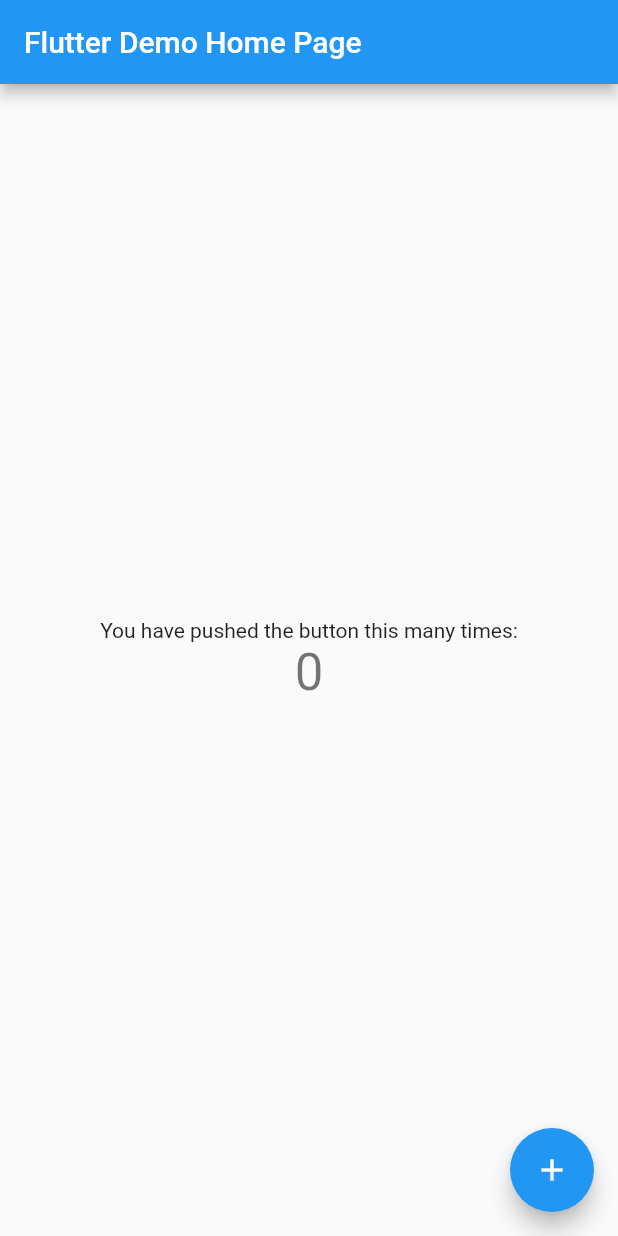
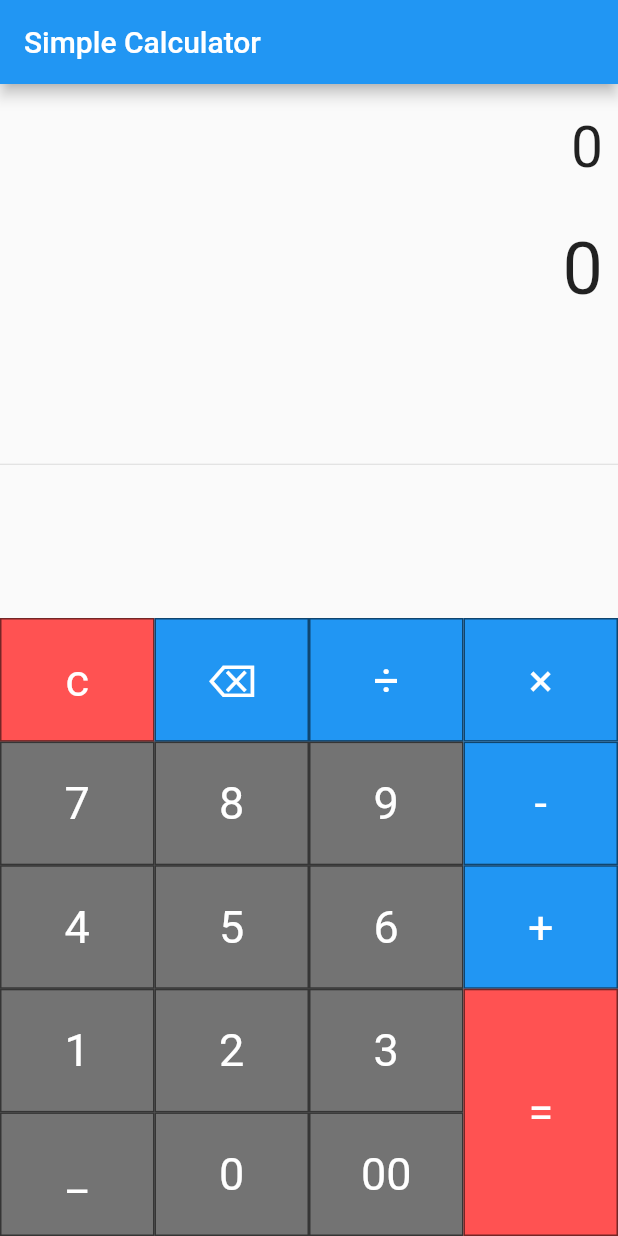
Before and after one commit to sanith-m-s/calculator, a Flutter app: the screen it shows after launch, on a phone screen of 412 x 824 dp. Run offline on Flutter 3.47's test engine with Material 2 defaults, Android fonts, the phone set to English and light mode, and no system bars.

Commit message:
ui completed

```diff
--- a/lib/main.dart
+++ b/lib/main.dart
@@ -1,115 +1,133 @@
 import 'package:flutter/material.dart';
+import 'package:flutter/rendering.dart';
 
 void main() {
-  runApp(const MyApp());
+  runApp(Calculator());
 }
 
-class MyApp extends StatelessWidget {
-  const MyApp({super.key});
-
-  // This widget is the root of your application.
+class Calculator extends StatelessWidget {
   @override
   Widget build(BuildContext context) {
     return MaterialApp(
-      title: 'Flutter Demo',
-      theme: ThemeData(
-        // This is the theme of your application.
-        //
-        // Try running your application with "flutter run". You'll see the
-        // application has a blue toolbar. Then, without quitting the app, try
-        // changing the primarySwatch below to Colors.green and then invoke
-        // "hot reload" (press "r" in the console where you ran "flutter run",
-        // or simply save your changes to "hot reload" in a Flutter IDE).
-        // Notice that the counter didn't reset back to zero; the application
-        // is not restarted.
-        primarySwatch: Colors.blue,
-      ),
-      home: const MyHomePage(title: 'Flutter Demo Home Page'),
+      debugShowCheckedModeBanner: false,
+      title: 'Calculator',
+      theme: ThemeData(primarySwatch: Colors.blue),
+      home: SimpleCalculator(),
     );
   }
 }
 
-class MyHomePage extends StatefulWidget {
-  const MyHomePage({super.key, required this.title});
-
-  // This widget is the home page of your application. It is stateful, meaning
-  // that it has a State object (defined below) that contains fields that affect
-  // how it looks.
-
-  // This class is the configuration for the state. It holds the values (in this
-  // case the title) provided by the parent (in this case the App widget) and
-  // used by the build method of the State. Fields in a Widget subclass are
-  // always marked "final".
-
-  final String title;
-
+class SimpleCalculator extends StatefulWidget {
   @override
-  State<MyHomePage> createState() => _MyHomePageState();
+  State<SimpleCalculator> createState() => _SimpleCalculatorState();
 }
 
-class _MyHomePageState extends State<MyHomePage> {
-  int _counter = 0;
+class _SimpleCalculatorState extends State<SimpleCalculator> {
+  Widget buildButton(
+      String buttonText, double buttonHeight, Color buttonColor) {
+    return Container(
+      height: MediaQuery.of(context).size.height * 0.1 * buttonHeight,
+      decoration: BoxDecoration(
+        color: buttonColor,
+        border: Border.all(
+          color: Colors.black54
+        )
 
-  void _incrementCounter() {
-    setState(() {
-      // This call to setState tells the Flutter framework that something has
-      // changed in this State, which causes it to rerun the build method below
-      // so that the display can reflect the updated values. If we changed
-      // _counter without calling setState(), then the build method would not be
-      // called again, and so nothing would appear to happen.
-      _counter++;
-    });
+      ),
+
+      child: TextButton(
+          onPressed: null,
+          child: Text(
+            buttonText,
+            style: TextStyle(
+                fontSize: 30.0,
+                fontWeight: FontWeight.normal,
+                color: Colors.white),
+          )),
+    );
   }
 
   @override
   Widget build(BuildContext context) {
-    // This method is rerun every time setState is called, for instance as done
-    // by the _incrementCounter method above.
-    //
-    // The Flutter framework has been optimized to make rerunning build methods
-    // fast, so that you can just rebuild anything that needs updating rather
-    // than having to individually change instances of widgets.
     return Scaffold(
-      appBar: AppBar(
-        // Here we take the value from the MyHomePage object that was created by
-        // the App.build method, and use it to set our appbar title.
-        title: Text(widget.title),
+      appBar: AppBar(title: Text('Simple Calculator')),
+      body: Column(
+        children: <Widget>[
+          Container(
+            alignment: Alignment.centerRight,
+            padding: EdgeInsets.fromLTRB(10, 20, 10, 0),
+            child: Text(
+              "0",
+              style: TextStyle(fontSize: 38.0),
             ),
-      body: Center(
-        // Center is a layout widget. It takes a single child and positions it
-        // in the middle of the parent.
-        child: Column(
-          // Column is also a layout widget. It takes a list of children and
-          // arranges them vertically. By default, it sizes itself to fit its
-          // children horizontally, and tries to be as tall as its parent.
-          //
-          // Invoke "debug painting" (press "p" in the console, choose the
-          // "Toggle Debug Paint" action from the Flutter Inspector in Android
-          // Studio, or the "Toggle Debug Paint" command in Visual Studio Code)
-          // to see the wireframe for each widget.
-          //
-          // Column has various properties to control how it sizes itself and
-          // how it positions its children. Here we use mainAxisAlignment to
-          // center the children vertically; the main axis here is the vertical
-          // axis because Columns are vertical (the cross axis would be
-          // horizontal).
+          ),
+          Container(
+            alignment: Alignment.centerRight,
+            padding: EdgeInsets.fromLTRB(10, 30, 10, 0),
+            child: Text(
+              "0",
+              style: TextStyle(fontSize: 48.0),
+            ),
+          ),
+          Expanded(
+            child: Divider(),
+          ),
+          Row(
             mainAxisAlignment: MainAxisAlignment.center,
             children: <Widget>[
-            const Text(
-              'You have pushed the button this many times:',
+              Container(
+                width: MediaQuery.of(context).size.width * .75,
+                child: Table(children: [
+                  TableRow(children: [
+                    buildButton("c", 1, Colors.redAccent),
+                    buildButton("⌫", 1, Colors.blue),
+                    buildButton("÷", 1, Colors.blue),
+                  ],),
+                  TableRow(children: [
+                    buildButton("7", 1, Colors.black54),
+                    buildButton("8", 1, Colors.black54),
+                    buildButton("9", 1, Colors.black54),
+                  ],),
+                  TableRow(children: [
+                    buildButton("4", 1, Colors.black54),
+                    buildButton("5", 1, Colors.black54),
+                    buildButton("6", 1, Colors.black54),
+                  ],),
+                  TableRow(children: [
+                    buildButton("1", 1, Colors.black54),
+                    buildButton("2", 1, Colors.black54),
+                    buildButton("3", 1, Colors.black54),
+                  ],),
+                  TableRow(children: [
+                    buildButton("_", 1, Colors.black54),
+                    buildButton("0", 1, Colors.black54),
+                    buildButton("00", 1, Colors.black54),
+                  ],),
+                ]),
               ),
-            Text(
-              '$_counter',
-              style: Theme.of(context).textTheme.headline4,
-            ),
+
+          Container(
+            width: MediaQuery.of(context).size.width * 0.25,
+            child: Table(
+              children: [
+                TableRow(children: [
+                  buildButton("×", 1, Colors.blue),
+                ]),
+                TableRow(children: [
+                  buildButton("-", 1, Colors.blue),
+                ]),
+                TableRow(children: [
+                  buildButton("+", 1, Colors.blue),
+                ]),
+                TableRow(children: [
+                  buildButton("=", 2, Colors.redAccent),
+                ]),
               ],
             ),
+          )
+        ],
       ),
-      floatingActionButton: FloatingActionButton(
-        onPressed: _incrementCounter,
-        tooltip: 'Increment',
-        child: const Icon(Icons.add),
-      ), // This trailing comma makes auto-formatting nicer for build methods.
-    );
+      ]
+    ));
   }
 }
```
Lines whose indentation alone changed are shown as unchanged.
